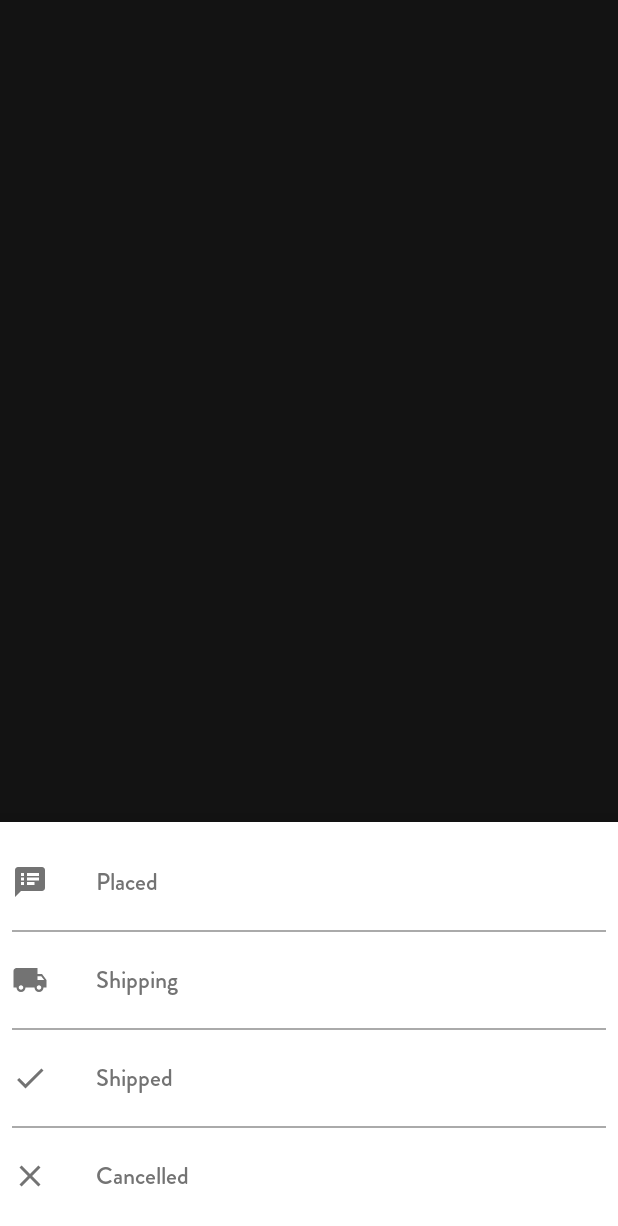
After one commit to ashishKapoor2409/Foodie-Express-Server, an Android app: the fragment BottomSheetOrderFragment shown on its own in the app's theme, on a phone screen of 412 x 824 dp. The commit adds this screen. Shown: the top 1226 px of the screen. Run offline under Robolectric (Android 15) with nearby library versions, the phone set to English and light mode, and no system bars; our stand-ins replace EventBus.

Commit message:
Filter orders in server app

```diff
--- a/app/src/main/java/com/example/android/foodieexpressserver/adapter/MyOrderAdapter.kt
+++ b/app/src/main/java/com/example/android/foodieexpressserver/adapter/MyOrderAdapter.kt
@@ -56,10 +56,10 @@ class MyOrderAdapter(internal var context: Context,
         Common.setSpanStringColor("Order date",
             simpleDateFormat.format(orderList[position].createDate), holder.txt_time, Color.parseColor("#333639") )
         Common.setSpanStringColor("Order status",
-            Common.convertStatusToString(orderList[position].orderStatus), holder.txt_order_status, Color.parseColor("#00575820") )
+            Common.convertStatusToString(orderList[position].orderStatus), holder.txt_order_status, Color.parseColor("#333639") )
 
         Common.setSpanStringColor("Num of items",
-            if(orderList[position].cartItemList != null) "0"
+            if(orderList[position].cartItemList == null) "0"
             else orderList[position].cartItemList!!.size.toString() ,
             holder.txt_num_item, Color.parseColor("#00574B") )
 
--- /dev/null
+++ b/app/src/main/java/com/example/android/foodieexpressserver/common/BottomSheetOrderFragment.kt
@@ -0,0 +1,68 @@
+package com.example.android.foodieexpressserver.common
+
+import android.os.Bundle
+import android.view.LayoutInflater
+import android.view.View
+import android.view.ViewGroup
+import android.widget.LinearLayout
+import com.example.android.foodieexpressserver.R
+import com.example.android.foodieexpressserver.model.eventBus.LoadOrderEvent
+import com.google.android.material.bottomsheet.BottomSheetDialogFragment
+import org.greenrobot.eventbus.EventBus
+
+class BottomSheetOrderFragment : BottomSheetDialogFragment() {
+
+    lateinit var placed_filter:LinearLayout
+    lateinit var shipping_filter:LinearLayout
+    lateinit var shipped_filter:LinearLayout
+    lateinit var cancelled_filter:LinearLayout
+
+    companion object {
+        val instance: BottomSheetOrderFragment ? =null
+            get() = field ?: BottomSheetOrderFragment()
+    }
+
+    override fun onCreate(savedInstanceState: Bundle?) {
+        super.onCreate(savedInstanceState)
+    }
+
+    override fun onCreateView(
+        inflater: LayoutInflater,
+        container: ViewGroup?,
+        savedInstanceState: Bundle?
+    ): View? {
+        val itemView = inflater.inflate(R.layout.fragment_order_filter,container,false)
+        placed_filter = itemView.findViewById(R.id.placed_filter)
+        shipping_filter = itemView.findViewById(R.id.shipping_filter)
+        shipped_filter = itemView.findViewById(R.id.shipped_filter)
+        cancelled_filter = itemView.findViewById(R.id.cancelled_filter)
+        return itemView
+    }
+
+    override fun onViewCreated(view: View, savedInstanceState: Bundle?) {
+        super.onViewCreated(view, savedInstanceState)
+        initViews()
+    }
+
+    private fun initViews() {
+        placed_filter.setOnClickListener {
+            EventBus.getDefault().postSticky(LoadOrderEvent(0))
+            dismiss()
+        }
+        shipping_filter.setOnClickListener {
+            EventBus.getDefault().postSticky(LoadOrderEvent(1))
+            dismiss()
+        }
+
+
+        shipped_filter.setOnClickListener {
+            EventBus.getDefault().postSticky(LoadOrderEvent(2))
+            dismiss()
+        }
+
+        cancelled_filter.setOnClickListener {
+            EventBus.getDefault().postSticky(LoadOrderEvent(-1))
+            dismiss()
+        }
+    }
+}
--- /dev/null
+++ b/app/src/main/java/com/example/android/foodieexpressserver/model/eventBus/LoadOrderEvent.kt
@@ -0,0 +1,4 @@
+package com.example.android.foodieexpressserver.model.eventBus
+
+class LoadOrderEvent(val status : Int) {
+}
--- a/app/src/main/java/com/example/android/foodieexpressserver/ui/order/OrderViewModel.kt
+++ b/app/src/main/java/com/example/android/foodieexpressserver/ui/order/OrderViewModel.kt
@@ -28,7 +28,7 @@ class OrderViewModel : ViewModel(), IOrderCallbackListener {
         return orderModelList
     }
 
-    private fun loadOrder(status: Int) {
+    fun loadOrder(status: Int) {
         val tempList : MutableList<OrderModel> = ArrayList()
         val orderRef = FirebaseDatabase.getInstance()
             .getReference(Common.ORDER_REF)
@@ -53,7 +53,7 @@ class OrderViewModel : ViewModel(), IOrderCallbackListener {
     }
 
     override fun onOrderLoadSuccess(orderList: List<OrderModel>) {
-        if(orderList.size > 0) {
+        if(orderList.size >= 0) {
             Collections.sort(orderList){t1,t2 ->
                 if(t1.createDate < t2.createDate) return@sort -1
                 if(t1.createDate == t2.createDate) 0 else 1
--- /dev/null
+++ b/app/src/main/res/drawable/ic_baseline_clear_24.xml
@@ -0,0 +1,10 @@
+<vector xmlns:android="http://schemas.android.com/apk/res/android"
+    android:width="24dp"
+    android:height="24dp"
+    android:viewportWidth="24"
+    android:viewportHeight="24"
+    android:tint="?attr/colorControlNormal">
+  <path
+      android:fillColor="@android:color/white"
+      android:pathData="M19,6.41L17.59,5 12,10.59 6.41,5 5,6.41 10.59,12 5,17.59 6.41,19 12,13.41 17.59,19 19,17.59 13.41,12z"/>
+</vector>
--- /dev/null
+++ b/app/src/main/res/drawable/ic_baseline_done_24.xml
@@ -0,0 +1,10 @@
+<vector xmlns:android="http://schemas.android.com/apk/res/android"
+    android:width="24dp"
+    android:height="24dp"
+    android:viewportWidth="24"
+    android:viewportHeight="24"
+    android:tint="?attr/colorControlNormal">
+  <path
+      android:fillColor="@android:color/white"
+      android:pathData="M9,16.2L4.8,12l-1.4,1.4L9,19 21,7l-1.4,-1.4L9,16.2z"/>
+</vector>
--- /dev/null
+++ b/app/src/main/res/drawable/ic_baseline_filter_list_24.xml
@@ -0,0 +1,5 @@
+<vector android:height="24dp" android:tint="#FFFFFF"
+    android:viewportHeight="24" android:viewportWidth="24"
+    android:width="24dp" xmlns:android="http://schemas.android.com/apk/res/android">
+    <path android:fillColor="@android:color/white" android:pathData="M10,18h4v-2h-4v2zM3,6v2h18L21,6L3,6zM6,13h12v-2L6,11v2z"/>
+</vector>
--- /dev/null
+++ b/app/src/main/res/drawable/ic_baseline_local_shipping_24.xml
@@ -0,0 +1,10 @@
+<vector xmlns:android="http://schemas.android.com/apk/res/android"
+    android:width="24dp"
+    android:height="24dp"
+    android:viewportWidth="24"
+    android:viewportHeight="24"
+    android:tint="?attr/colorControlNormal">
+  <path
+      android:fillColor="@android:color/white"
+      android:pathData="M20,8h-3L17,4L3,4c-1.1,0 -2,0.9 -2,2v11h2c0,1.66 1.34,3 3,3s3,-1.34 3,-3h6c0,1.66 1.34,3 3,3s3,-1.34 3,-3h2v-5l-3,-4zM6,18.5c-0.83,0 -1.5,-0.67 -1.5,-1.5s0.67,-1.5 1.5,-1.5 1.5,0.67 1.5,1.5 -0.67,1.5 -1.5,1.5zM19.5,9.5l1.96,2.5L17,12L17,9.5h2.5zM18,18.5c-0.83,0 -1.5,-0.67 -1.5,-1.5s0.67,-1.5 1.5,-1.5 1.5,0.67 1.5,1.5 -0.67,1.5 -1.5,1.5z"/>
+</vector>
--- /dev/null
+++ b/app/src/main/res/drawable/ic_baseline_speaker_notes_24.xml
@@ -0,0 +1,10 @@
+<vector xmlns:android="http://schemas.android.com/apk/res/android"
+    android:width="24dp"
+    android:height="24dp"
+    android:viewportWidth="24"
+    android:viewportHeight="24"
+    android:tint="?attr/colorControlNormal">
+  <path
+      android:fillColor="@android:color/white"
+      android:pathData="M20,2L4,2c-1.1,0 -1.99,0.9 -1.99,2L2,22l4,-4h14c1.1,0 2,-0.9 2,-2L22,4c0,-1.1 -0.9,-2 -2,-2zM8,14L6,14v-2h2v2zM8,11L6,11L6,9h2v2zM8,8L6,8L6,6h2v2zM15,14h-5v-2h5v2zM18,11h-8L10,9h8v2zM18,8h-8L10,6h8v2z"/>
+</vector>
--- /dev/null
+++ b/app/src/main/res/layout/fragment_order_filter.xml
@@ -0,0 +1,160 @@
+<?xml version="1.0" encoding="utf-8"?>
+<LinearLayout xmlns:android="http://schemas.android.com/apk/res/android"
+    xmlns:app="http://schemas.android.com/apk/res-auto"
+    android:layout_width="match_parent"
+    android:layout_height="wrap_content"
+    android:orientation="vertical"
+    android:background="@color/white"
+    android:paddingBottom="8dp"
+    android:paddingTop="8dp">
+
+
+    <LinearLayout
+        android:id="@+id/placed_filter"
+        android:layout_width="match_parent"
+        android:layout_height="wrap_content"
+        android:clickable="true"
+        android:foreground="?attr/selectableItemBackground"
+        android:orientation="horizontal"
+        android:paddingLeft="8dp"
+        android:paddingRight="8dp"
+        android:paddingTop="20dp"
+        android:paddingBottom="20dp">
+
+        <ImageView
+            android:layout_width="24dp"
+            android:layout_height="24dp"
+            android:layout_marginRight="32dp"
+            android:src="@drawable/ic_baseline_speaker_notes_24"
+            app:tint="#737373" />
+
+        <TextView
+            android:layout_width="wrap_content"
+            android:layout_height="wrap_content"
+            android:layout_gravity="center_vertical"
+            android:fontFamily="@font/brandon_medium"
+            android:text="Placed"
+            android:textColor="#737373"
+            android:textSize="16sp" />
+
+
+
+
+
+    </LinearLayout>
+
+        <View
+            android:layout_width="match_parent"
+            android:layout_height="1dip"
+            android:layout_marginLeft="8dp"
+            android:layout_marginRight="8dp"
+            android:background="@android:color/darker_gray"/>
+
+    <LinearLayout
+        android:id="@+id/shipping_filter"
+        android:layout_width="match_parent"
+        android:layout_height="wrap_content"
+        android:clickable="true"
+        android:foreground="?attr/selectableItemBackground"
+        android:orientation="horizontal"
+        android:paddingLeft="8dp"
+        android:paddingRight="8dp"
+        android:paddingTop="20dp"
+        android:paddingBottom="20dp">
+
+        <ImageView
+            android:layout_width="24dp"
+            android:layout_height="24dp"
+            android:layout_marginRight="32dp"
+            android:src="@drawable/ic_baseline_local_shipping_24"
+            app:tint="#737373"/>
+
+        <TextView
+            android:layout_width="wrap_content"
+            android:layout_height="wrap_content"
+            android:layout_gravity="center_vertical"
+            android:fontFamily="@font/brandon_medium"
+            android:text="Shipping"
+            android:textColor="#737373"
+            android:textSize="16sp" />
+    </LinearLayout>
+
+    <View
+        android:layout_width="match_parent"
+        android:layout_height="1dip"
+        android:layout_marginLeft="8dp"
+        android:layout_marginRight="8dp"
+        android:background="@android:color/darker_gray"/>
+
+    <LinearLayout
+        android:id="@+id/shipped_filter"
+        android:layout_width="match_parent"
+        android:layout_height="wrap_content"
+        android:clickable="true"
+        android:foreground="?attr/selectableItemBackground"
+        android:orientation="horizontal"
+        android:paddingLeft="8dp"
+        android:paddingRight="8dp"
+        android:paddingTop="20dp"
+        android:paddingBottom="20dp">
+
+        <ImageView
+            android:layout_width="24dp"
+            android:layout_height="24dp"
+            android:layout_marginRight="32dp"
+            android:src="@drawable/ic_baseline_done_24"
+            app:tint="#737373"/>
+
+        <TextView
+            android:layout_width="wrap_content"
+            android:layout_height="wrap_content"
+            android:layout_gravity="center_vertical"
+            android:fontFamily="@font/brandon_medium"
+            android:text="Shipped"
+            android:textColor="#737373"
+            android:textSize="16sp"/>
+    </LinearLayout>
+
+    <View
+        android:layout_width="match_parent"
+        android:layout_height="1dip"
+        android:layout_marginLeft="8dp"
+        android:layout_marginRight="8dp"
+        android:background="@android:color/darker_gray"/>
+
+    <LinearLayout
+        android:id="@+id/cancelled_filter"
+        android:layout_width="match_parent"
+        android:layout_height="wrap_content"
+        android:clickable="true"
+        android:foreground="?attr/selectableItemBackground"
+        android:orientation="horizontal"
+        android:paddingLeft="8dp"
+        android:paddingRight="8dp"
+        android:paddingTop="20dp"
+        android:paddingBottom="20dp">
+
+        <ImageView
+            android:layout_width="24dp"
+            android:layout_height="24dp"
+            android:layout_marginRight="32dp"
+            android:src="@drawable/ic_baseline_clear_24"
+            app:tint="#737373"/>
+
+        <TextView
+            android:layout_width="wrap_content"
+            android:layout_height="wrap_content"
+            android:layout_gravity="center_vertical"
+            android:fontFamily="@font/brandon_medium"
+            android:text="Cancelled"
+            android:textColor="#737373"
+            android:textSize="16sp"/>
+
+
+
+
+    </LinearLayout>
+
+
+
+</LinearLayout>
--- a/app/src/main/res/values/strings.xml
+++ b/app/src/main/res/values/strings.xml
@@ -8,6 +8,7 @@
     <string name="nav_header_desc">Navigation header</string>
     <string name="action_settings">Settings</string>
     <string name="action_search">Search</string>
+    <string name="action_filter">Filter</string>
 
     <string name="menu_category">Categories</string>
     <string name="menu_sign_out">Sign Out</string>
```
Also changed, not shown: app/src/main/java/com/example/android/foodieexpressserver/ui/order/OrderFragment.kt (+52 -3 lines), app/src/main/res/layout/fragment_order.xml (+16 -3 lines), app/src/main/res/menu/order_list_menu.xml (added, +19 -0 lines).
